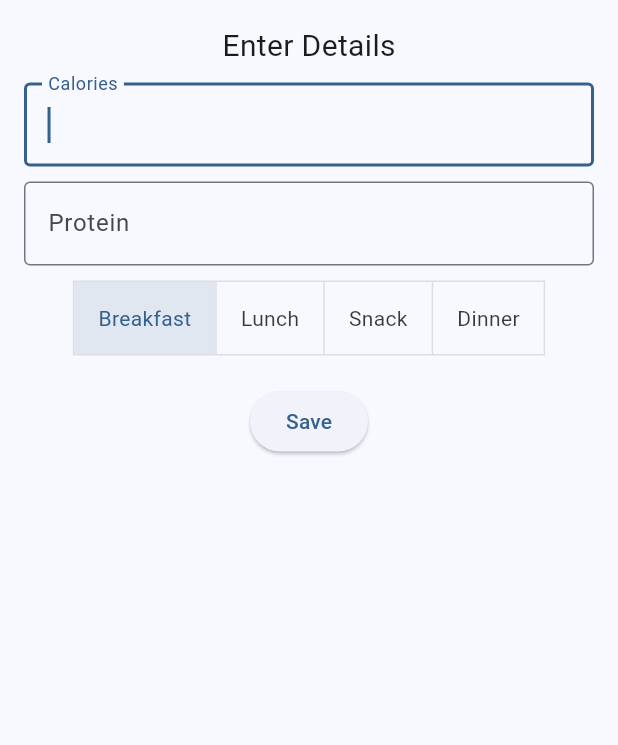
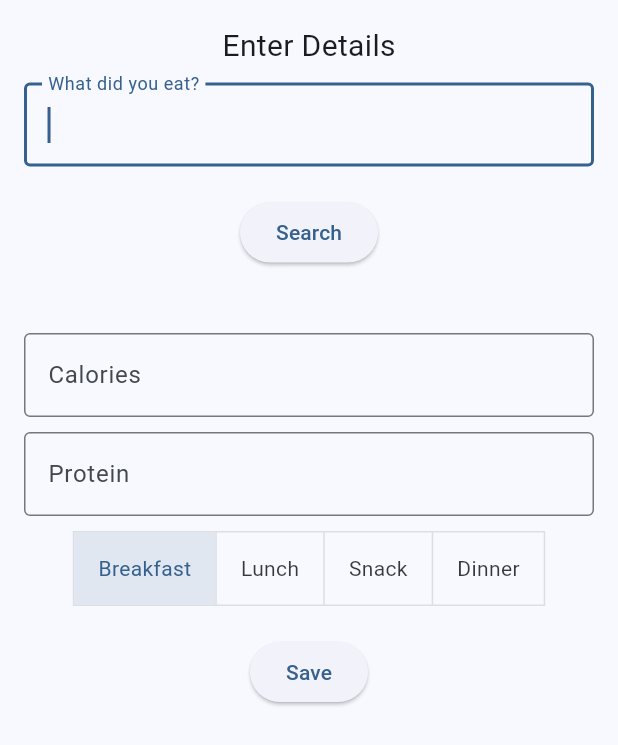
Before and after one commit to maitto/macro_tracker, a Flutter app: the ModalSheetContentAi widget shown alone on an empty page, opened directly with empty values, on a phone screen of 412 x 824 dp. Shown: the top 745 px of the screen. Run offline on Flutter 3.47's test engine with Material 3 defaults, Android fonts, the phone set to English and light mode, and no system bars; our stand-ins replace shared_preferences; accounts and stored records are empty.

Commit message:
ai start

```diff
--- a/calory_ai/lib/modal_sheet_content_ai.dart
+++ b/calory_ai/lib/modal_sheet_content_ai.dart
@@ -1,5 +1,6 @@
 import 'package:flutter/material.dart';
 import 'package:flutter/services.dart';
+import 'cgpt_api_service.dart';
 
 class ModalSheetContentAi extends StatefulWidget {
   const ModalSheetContentAi(
@@ -15,35 +16,54 @@ class ModalSheetContentAi extends StatefulWidget {
   final String? initialType;
 
   @override
-  _ModalSheetContentState createState() => _ModalSheetContentState();
+  _ModalSheetContentStateAi createState() => _ModalSheetContentStateAi();
 }
 
-class _ModalSheetContentState extends State<ModalSheetContentAi> {
-  final FocusNode _caloriesFocusNode = FocusNode();
+class _ModalSheetContentStateAi extends State<ModalSheetContentAi> {
+  final CgptApiService cgptApiService = CgptApiService();
+  final FocusNode _inputFocusNode = FocusNode();
+  late TextEditingController _inputController;
   late TextEditingController _caloriesController;
   late TextEditingController _proteinController;
   String _selectedType = 'Breakfast';
   final List<String> _mealTypes = ['Breakfast', 'Lunch', 'Snack', 'Dinner'];
+  String _cgptResponse = '';
 
   @override
   void initState() {
     super.initState();
+    _inputController = TextEditingController(text: '');
     _caloriesController =
         TextEditingController(text: widget.initialCalories?.toString() ?? '');
     _proteinController =
         TextEditingController(text: widget.initialProtein?.toString() ?? '');
     _selectedType = widget.initialType ?? 'Breakfast';
     WidgetsBinding.instance.addPostFrameCallback((_) {
-      _caloriesFocusNode.requestFocus();
+      _inputFocusNode.requestFocus();
     });
   }
 
   @override
   void dispose() {
-    _caloriesFocusNode.dispose();
+    _inputFocusNode.dispose();
+    _inputController.dispose();
     _caloriesController.dispose();
     _proteinController.dispose();
     super.dispose();
+  }
+
+  void _search() async {
+    final message = _inputController.text;
+    if (message.isNotEmpty) {
+      final response = await cgptApiService.sendMessage(message);
+      setState(() {
+        _cgptResponse = response;
+      });
+
+      /*// Example: Extract the first sentence from the response
+      final firstSentence = _response.split('.').first + '.';
+      print('First sentence: $firstSentence');*/
+    }
   }
 
   void _saveData() {
@@ -73,7 +93,25 @@ class _ModalSheetContentState extends State<ModalSheetContentAi> {
               const Text('Enter Details', style: TextStyle(fontSize: 20)),
               const SizedBox(height: 10),
               TextFormField(
-                focusNode: _caloriesFocusNode,
+                focusNode: _inputFocusNode,
+                controller: _inputController,
+                decoration: const InputDecoration(
+                  labelText: 'What did you eat?',
+                  border: OutlineInputBorder(),
+                ),
+              ),
+              const SizedBox(height: 20),
+              ElevatedButton(
+                onPressed: _search,
+                child: const Text('Search'),
+              ),
+              const SizedBox(height: 10),
+              Text(
+                _cgptResponse,
+                style: const TextStyle(fontSize: 16),
+              ),
+              const SizedBox(height: 10),
+              TextFormField(
                 controller: _caloriesController,
                 decoration: const InputDecoration(
                   labelText: 'Calories',
--- a/calory_ai/pubspec.yaml
+++ b/calory_ai/pubspec.yaml
@@ -40,6 +40,7 @@ dependencies:
   fl_chart: ^0.68.0
   flutter_localizations:
     sdk: flutter
+  http: ^1.2.1
 
 dev_dependencies:
   flutter_test:
```
Also changed, not shown: calory_ai/lib/cgpt_api_service.dart (added, +37 -0 lines), calory_ai/lib/main.dart (+3 -5 lines), calory_ai/lib/cgpt_input_content.dart (added), calory_ai/pubspec.lock.
